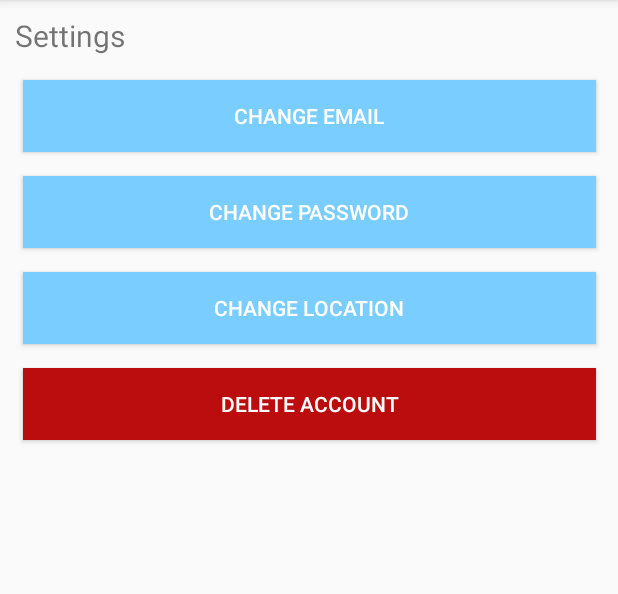
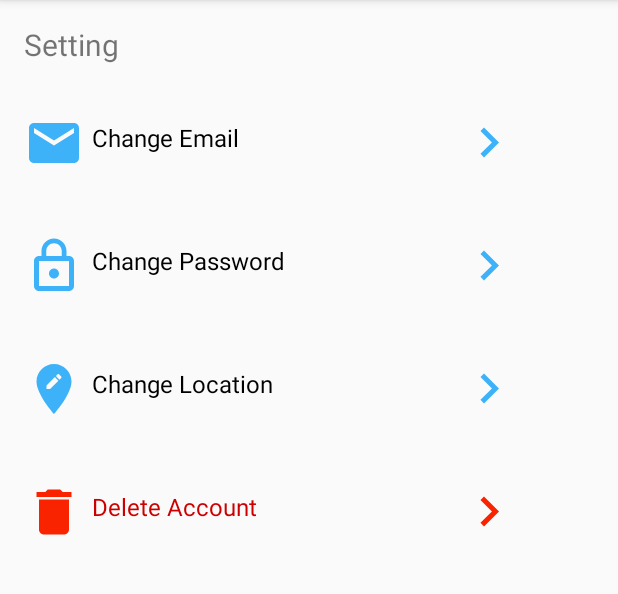
Before and after one commit to juanA010/IPPI, an Android app: the SettingActivity screen opened directly, with no data from a screen before it, on a phone screen of 412 x 824 dp, the part 84-678 px from its top. Run offline under Robolectric (Android 15) with nearby library versions, the phone set to English and light mode, and no system bars; our stand-ins replace Firebase (no records; nobody signed in at launch, a user with empty details on screens opened directly).

Commit message:
change setting ui

```diff
--- a/app/src/main/java/parentapp/ippi/ippiparent/ParentsMapActivity.java
+++ b/app/src/main/java/parentapp/ippi/ippiparent/ParentsMapActivity.java
@@ -19,6 +19,7 @@ import android.util.Log;
 import android.view.MenuItem;
 import android.view.View;
 import android.widget.Button;
+import android.widget.LinearLayout;
 import android.widget.SearchView;
 import android.widget.Toast;
 
@@ -52,7 +53,7 @@ import parentapp.ippi.ippiparent.model.ParentsLocationData;
 
 public class ParentsMapActivity extends AppCompatActivity implements OnMapReadyCallback{
 
-    SearchView SearchSitter;
+    LinearLayout SearchSitter;
     GoogleMap mGoogleMap;
     GoogleApiClient googleApiClient;
     SupportMapFragment mapFrag;
--- a/app/src/main/java/parentapp/ippi/ippiparent/SettingActivity.java
+++ b/app/src/main/java/parentapp/ippi/ippiparent/SettingActivity.java
@@ -2,11 +2,14 @@ package parentapp.ippi.ippiparent;
 
 import android.content.Intent;
 import android.support.annotation.NonNull;
+import android.support.design.widget.NavigationView;
 import android.support.v7.app.AppCompatActivity;
 import android.os.Bundle;
+import android.text.Layout;
 import android.view.MenuItem;
 import android.view.View;
 import android.widget.Button;
+import android.widget.LinearLayout;
 import android.widget.Toast;
 
 import com.google.android.gms.tasks.OnCompleteListener;
@@ -17,7 +20,7 @@ import com.google.firebase.database.FirebaseDatabase;
 
 public class SettingActivity extends AppCompatActivity {
 
-    private Button UpdateEmail, UpdatePassword, UpdateLocation, DeleteAccount;
+    private LinearLayout UpdateEmail, UpdatePassword, UpdateLocation, DeleteAccount;
     private FirebaseAuth mAuth;
     private FirebaseDatabase database;
 
@@ -28,12 +31,11 @@ public class SettingActivity extends AppCompatActivity {
         getSupportActionBar().setDisplayShowHomeEnabled(true);
         getSupportActionBar().setDisplayHomeAsUpEnabled(true);
 
-        UpdateEmail = findViewById(R.id.btChangeEmail);
-        UpdatePassword = findViewById(R.id.btChangePassword);
-        UpdateLocation = findViewById(R.id.btChangeLocation);
-        DeleteAccount = findViewById(R.id.btDeleteAccount);
+        UpdateEmail =findViewById(R.id.ChangeEmail) ;
+        UpdatePassword = findViewById(R.id.ChangePass);
+        UpdateLocation = findViewById(R.id.ChangeLocation);
+        DeleteAccount = findViewById(R.id.DeleteAccount);
         mAuth = FirebaseAuth.getInstance();
-        //hello
 
         //get current user
         final FirebaseUser user = FirebaseAuth.getInstance().getCurrentUser();
--- /dev/null
+++ b/app/src/main/res/drawable/ic_delete.xml
@@ -0,0 +1,5 @@
+<vector android:height="24dp" android:tint="#F92300"
+    android:viewportHeight="24.0" android:viewportWidth="24.0"
+    android:width="24dp" xmlns:android="http://schemas.android.com/apk/res/android">
+    <path android:fillColor="#F92300" android:pathData="M6,19c0,1.1 0.9,2 2,2h8c1.1,0 2,-0.9 2,-2V7H6v12zM19,4h-3.5l-1,-1h-5l-1,1H5v2h14V4z"/>
+</vector>
--- /dev/null
+++ b/app/src/main/res/drawable/ic_edit_location.xml
@@ -0,0 +1,5 @@
+<vector android:height="24dp" android:tint="#3DB2F9"
+    android:viewportHeight="24.0" android:viewportWidth="24.0"
+    android:width="24dp" xmlns:android="http://schemas.android.com/apk/res/android">
+    <path android:fillColor="#3DB2F9" android:pathData="M12,2C8.14,2 5,5.14 5,9c0,5.25 7,13 7,13s7,-7.75 7,-13c0,-3.86 -3.14,-7 -7,-7zM10.44,12L9,12v-1.44l3.35,-3.34 1.43,1.43L10.44,12zM14.89,7.55l-0.7,0.7 -1.44,-1.44 0.7,-0.7c0.15,-0.15 0.39,-0.15 0.54,0l0.9,0.9c0.15,0.15 0.15,0.39 0,0.54z"/>
+</vector>
--- /dev/null
+++ b/app/src/main/res/drawable/ic_email.xml
@@ -0,0 +1,5 @@
+<vector android:height="24dp" android:tint="#3DB2F9"
+    android:viewportHeight="24.0" android:viewportWidth="24.0"
+    android:width="24dp" xmlns:android="http://schemas.android.com/apk/res/android">
+    <path android:fillColor="#3DB2F9" android:pathData="M20,4L4,4c-1.1,0 -1.99,0.9 -1.99,2L2,18c0,1.1 0.9,2 2,2h16c1.1,0 2,-0.9 2,-2L22,6c0,-1.1 -0.9,-2 -2,-2zM20,8l-8,5 -8,-5L4,6l8,5 8,-5v2z"/>
+</vector>
--- /dev/null
+++ b/app/src/main/res/drawable/ic_filter_list_black_24dp.xml
@@ -0,0 +1,9 @@
+<vector xmlns:android="http://schemas.android.com/apk/res/android"
+        android:width="24dp"
+        android:height="24dp"
+        android:viewportWidth="24.0"
+        android:viewportHeight="24.0">
+    <path
+        android:fillColor="#FF000000"
+        android:pathData="M10,18h4v-2h-4v2zM3,6v2h18L21,6L3,6zM6,13h12v-2L6,11v2z"/>
+</vector>
--- /dev/null
+++ b/app/src/main/res/drawable/ic_keyboard_arrow_right.xml
@@ -0,0 +1,5 @@
+<vector android:height="24dp" android:tint="#3DB2F9"
+    android:viewportHeight="24.0" android:viewportWidth="24.0"
+    android:width="24dp" xmlns:android="http://schemas.android.com/apk/res/android">
+    <path android:fillColor="#FF000000" android:pathData="M8.59,16.34l4.58,-4.59 -4.58,-4.59L10,5.75l6,6 -6,6z"/>
+</vector>
--- /dev/null
+++ b/app/src/main/res/drawable/ic_keyboard_arrow_right_red.xml
@@ -0,0 +1,5 @@
+<vector android:height="24dp" android:tint="#F92300"
+    android:viewportHeight="24.0" android:viewportWidth="24.0"
+    android:width="24dp" xmlns:android="http://schemas.android.com/apk/res/android">
+    <path android:fillColor="#FF000000" android:pathData="M8.59,16.34l4.58,-4.59 -4.58,-4.59L10,5.75l6,6 -6,6z"/>
+</vector>
--- /dev/null
+++ b/app/src/main/res/drawable/ic_password.xml
@@ -0,0 +1,5 @@
+<vector android:height="24dp" android:tint="#3DB2F9"
+    android:viewportHeight="24.0" android:viewportWidth="24.0"
+    android:width="24dp" xmlns:android="http://schemas.android.com/apk/res/android">
+    <path android:fillColor="#3DB2F9" android:pathData="M12,17c1.1,0 2,-0.9 2,-2s-0.9,-2 -2,-2 -2,0.9 -2,2 0.9,2 2,2zM18,8h-1L17,6c0,-2.76 -2.24,-5 -5,-5S7,3.24 7,6v2L6,8c-1.1,0 -2,0.9 -2,2v10c0,1.1 0.9,2 2,2h12c1.1,0 2,-0.9 2,-2L20,10c0,-1.1 -0.9,-2 -2,-2zM8.9,6c0,-1.71 1.39,-3.1 3.1,-3.1s3.1,1.39 3.1,3.1v2L8.9,8L8.9,6zM18,20L6,20L6,10h12v10z"/>
+</vector>
--- a/app/src/main/res/layout/activity_setting.xml
+++ b/app/src/main/res/layout/activity_setting.xml
@@ -1,70 +1,138 @@
 <?xml version="1.0" encoding="utf-8"?>
-<android.support.constraint.ConstraintLayout xmlns:android="http://schemas.android.com/apk/res/android"
+<LinearLayout xmlns:android="http://schemas.android.com/apk/res/android"
     xmlns:app="http://schemas.android.com/apk/res-auto"
     xmlns:tools="http://schemas.android.com/tools"
     android:layout_width="match_parent"
     android:layout_height="match_parent"
-    tools:context=".SettingActivity">
+    tools:context=".SettingActivity"
+    android:orientation="vertical">
+
 
     <TextView
-        android:id="@+id/tvSetting"
         android:layout_width="wrap_content"
         android:layout_height="wrap_content"
-        android:paddingLeft="10dp"
-        android:paddingTop="10dp"
-        android:text="Settings"
-        android:textSize="20dp"
-        app:layout_constraintTop_toTopOf="parent" />
+        android:text="Setting"
+        android:textSize="20sp"
+        android:padding="16dp"
+        />
+
+    <LinearLayout
+        android:layout_width="match_parent"
+        android:layout_height="50dp"
+        android:orientation="horizontal"
+        android:layout_margin="16dp"
+        android:id="@+id/ChangeEmail"
+        >
+
+        <ImageView
+            android:layout_width="40dp"
+            android:layout_height="40dp"
+            android:src="@drawable/ic_email" />
+
+        <TextView
+            android:layout_width="250dp"
+            android:layout_height="40dp"
+            android:layout_gravity="start"
+            android:padding="5dp"
+            android:text="Change Email"
+            android:textAlignment="viewStart"
+            android:textColor="#000000"
+            android:textSize="16dp" />
+
+        <ImageView
+            android:layout_width="40dp"
+            android:layout_height="40dp"
+            android:src="@drawable/ic_keyboard_arrow_right" />
+
+    </LinearLayout>
+
+    <LinearLayout
+        android:layout_width="match_parent"
+        android:layout_height="50dp"
+        android:orientation="horizontal"
+        android:layout_margin="16dp"
+        android:id="@+id/ChangePass">
+
+        <ImageView
+            android:layout_width="40dp"
+            android:layout_height="40dp"
+            android:src="@drawable/ic_password" />
+
+        <TextView
+            android:layout_width="250dp"
+            android:layout_height="40dp"
+            android:layout_gravity="start"
+            android:padding="5dp"
+            android:text="Change Password"
+            android:textAlignment="viewStart"
+            android:textColor="#000000"
+            android:textSize="16dp" />
+
+        <ImageView
+            android:layout_width="40dp"
+            android:layout_height="40dp"
+            android:src="@drawable/ic_keyboard_arrow_right" />
+
+    </LinearLayout>
+
+    <LinearLayout
+        android:layout_width="match_parent"
+        android:layout_height="50dp"
+        android:orientation="horizontal"
+        android:layout_margin="16dp"
+        android:id="@+id/ChangeLocation">
+
+        <ImageView
+            android:layout_width="40dp"
+            android:layout_height="40dp"
+            android:src="@drawable/ic_edit_location"></ImageView>
+        <TextView
+            android:layout_width="250dp"
+            android:layout_height="40dp"
+            android:layout_gravity="start"
+            android:padding="5dp"
+            android:text="Change Location"
+            android:textAlignment="viewStart"
+            android:textColor="#000000"
+            android:textSize="16dp" />
+
+        <ImageView
+            android:layout_width="40dp"
+            android:layout_height="40dp"
+            android:src="@drawable/ic_keyboard_arrow_right" />
+
+    </LinearLayout>
+
+    <LinearLayout
+        android:layout_width="match_parent"
+        android:layout_height="50dp"
+        android:orientation="horizontal"
+        android:layout_margin="16dp"
+        android:id="@+id/DeleteAccount">
+
+        <ImageView
+            android:layout_width="40dp"
+            android:layout_height="40dp"
+            android:src="@drawable/ic_delete">
+
+        </ImageView>
+        <TextView
+            android:layout_width="250dp"
+            android:layout_height="40dp"
+            android:layout_gravity="start"
+            android:padding="5dp"
+            android:text="Delete Account"
+
+            android:textAlignment="viewStart"
+            android:textColor="@android:color/holo_red_dark"
+            android:textSize="16dp" />
+
+        <ImageView
+            android:layout_width="40dp"
+            android:layout_height="40dp"
+            android:src="@drawable/ic_keyboard_arrow_right_red" />
+
+    </LinearLayout>
 
 
-    <Button
-        android:id="@+id/btChangePassword"
-        android:layout_width="382dp"
-        android:layout_height="wrap_content"
-        android:layout_marginTop="16dp"
-        android:background="@color/colorPrimary"
-        android:text="Change Password"
-        android:textColor="@android:color/white"
-        app:layout_constraintEnd_toEndOf="parent"
-        app:layout_constraintStart_toStartOf="parent"
-        app:layout_constraintTop_toBottomOf="@+id/btChangeEmail" />
-
-
-    <Button
-        android:id="@+id/btChangeEmail"
-        android:layout_width="382dp"
-        android:layout_height="wrap_content"
-        android:layout_marginTop="16dp"
-        android:background="@color/colorPrimary"
-        android:text="Change Email"
-        android:textColor="@android:color/white"
-        app:layout_constraintEnd_toEndOf="parent"
-        app:layout_constraintStart_toStartOf="parent"
-        app:layout_constraintTop_toBottomOf="@+id/tvSetting">
-        </Button>
-
-    <Button
-        android:id="@+id/btChangeLocation"
-        android:layout_width="382dp"
-        android:layout_height="wrap_content"
-        android:layout_marginTop="16dp"
-        android:background="@color/colorPrimary"
-        android:text="Change Location"
-        android:textColor="@android:color/white"
-        app:layout_constraintEnd_toEndOf="parent"
-        app:layout_constraintStart_toStartOf="parent"
-        app:layout_constraintTop_toBottomOf="@+id/btChangePassword" />
-
-    <Button
-        android:id="@+id/btDeleteAccount"
-        android:layout_width="382dp"
-        android:layout_height="wrap_content"
-        android:layout_marginTop="16dp"
-        android:background="@color/colorAlert"
-        android:text="Delete Account"
-        android:textColor="@android:color/white"
-        app:layout_constraintEnd_toEndOf="parent"
-        app:layout_constraintStart_toStartOf="parent"
-        app:layout_constraintTop_toBottomOf="@+id/btChangeLocation" />
-
-</android.support.constraint.ConstraintLayout>
+</LinearLayout>
```
